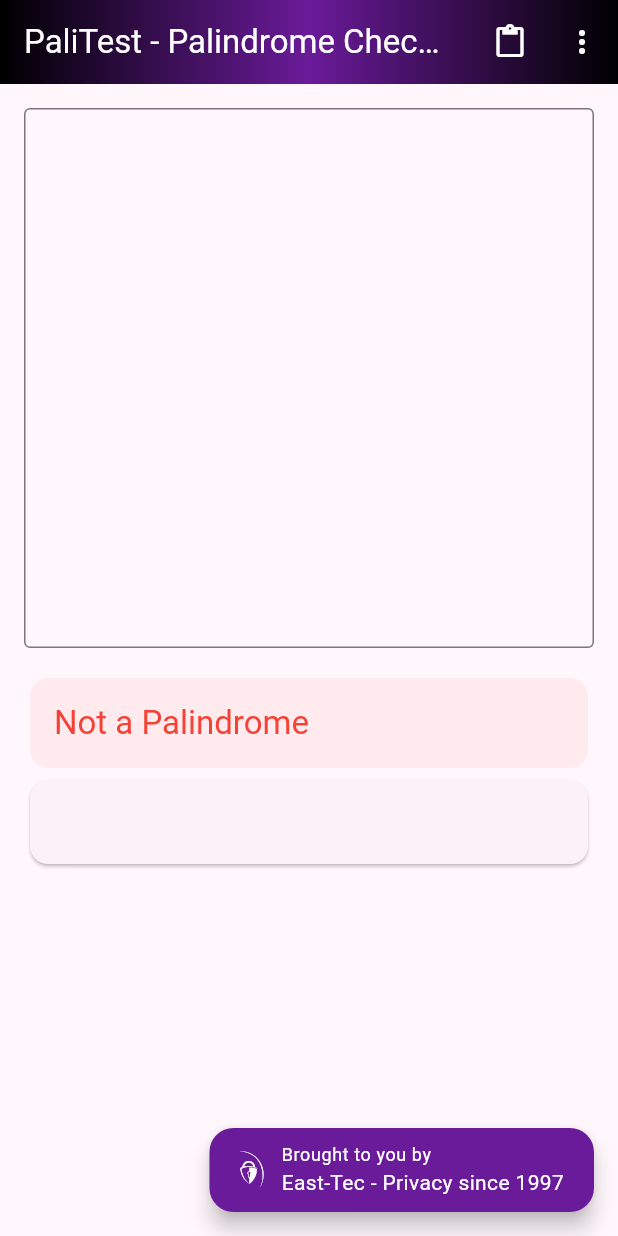
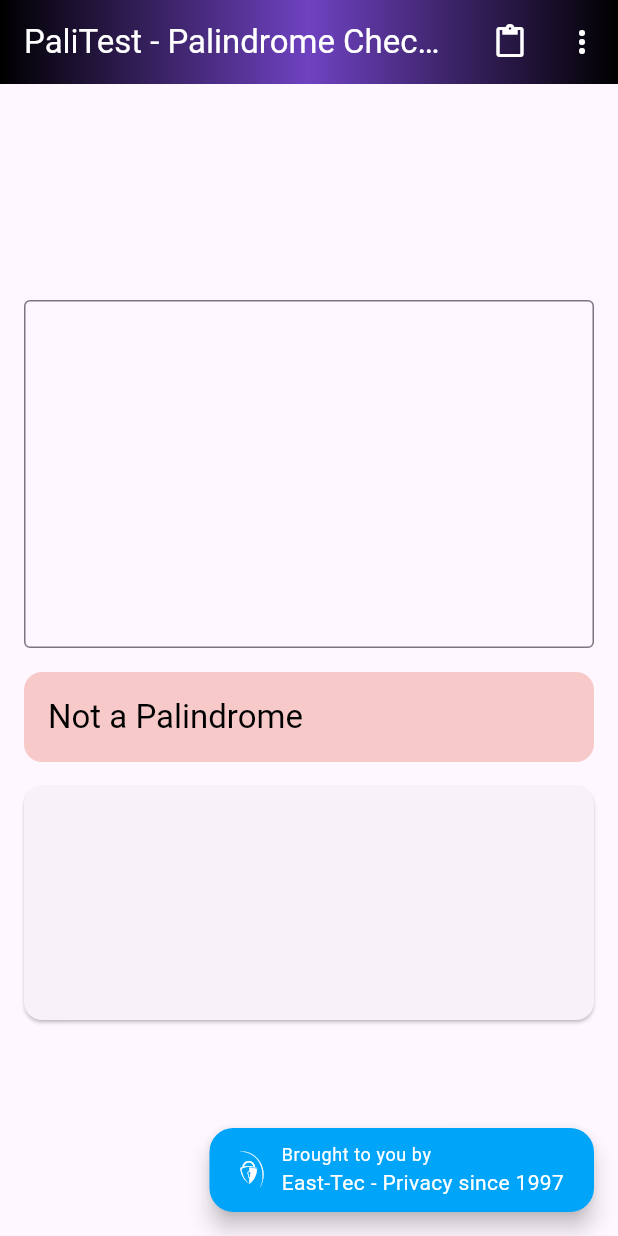
Before and after one commit to Appliberated/palitest, a Flutter app: the screen it shows after launch, on a phone screen of 412 x 824 dp. Run offline on Flutter 3.47's test engine with Material 3 defaults, Android fonts, the light colour scheme and no system bars; missing offline and left inert: dart:html.

Commit message:
Improve main page UI

```diff
--- a/lib/common/theme.dart
+++ b/lib/common/theme.dart
@@ -2,8 +2,11 @@ import 'package:flutter/material.dart';
 
 // A nice unique shade of purple that should evoke a sense of reflection or mirroring and symbolize
 // palindromes
-const Color _accentColor = Color(0xFF6A1B9A);
+// const Color _accentColor = Color(0xFF6A1B9A);
+const Color _accentColor = Color(0xFF6F42C1);
 
+const Color redResultColor = Color(0xFFF7CAC9);
+const Color greenResultColor = Color(0xFF9BEECF);
 const Color sponsorBackgroundColor = Color(0xFF00A4F9);
 
 ThemeData appTheme(Brightness brightness) {
--- a/lib/ui/palindrome_checker_screen.dart
+++ b/lib/ui/palindrome_checker_screen.dart
@@ -89,8 +89,16 @@ class _PalindromeCheckerScreenState extends State<PalindromeCheckerScreen> {
         ignoreSpacing: SettingsProvider().ignoreSpacing,
         ignoreNonAlphanumeric: SettingsProvider().ignoreNonAlphanumeric,
       ),
-      body: Padding(
+      body: Container(
+        alignment: Alignment.center,
         padding: const EdgeInsets.all(16.0),
+        child: ConstrainedBox(
+          // constrain maximum width like a responsive CSS container
+          constraints: BoxConstraints(
+            maxWidth: 1024.0,
+            maxHeight: isLandscape ? 320.0 : 480.0,
+          ),
+
           child: Flex(
             direction: isLandscape ? Axis.horizontal : Axis.vertical,
             children: [
@@ -110,6 +118,7 @@ class _PalindromeCheckerScreenState extends State<PalindromeCheckerScreen> {
                 ),
               ),
             ],
+          ),
         ),
       ),
       // floatingActionButton: const SponsorBadge(),
--- a/lib/ui/palindrome_status.dart
+++ b/lib/ui/palindrome_status.dart
@@ -4,6 +4,8 @@
 import 'package:flutter/material.dart';
 
 import '../common/strings.dart' as strings;
+import '../common/theme.dart';
+import '../utils/color_utils.dart' as color_utils;
 
 class PalindromeStatus extends StatelessWidget {
   const PalindromeStatus({
@@ -20,27 +22,34 @@ class PalindromeStatus extends StatelessWidget {
 
   @override
   Widget build(BuildContext context) {
+    final Color resultBackgroundColor = isPalindrome ? greenResultColor : redResultColor;
+    final Color resultTextColor = color_utils.getContrastColor(resultBackgroundColor);
+
     return Column(
+      mainAxisAlignment: MainAxisAlignment.center,
       crossAxisAlignment: CrossAxisAlignment.stretch,
       children: <Widget>[
         Card.filled(
-          color: isPalindrome ? Colors.green.shade50 : Colors.red.shade50,
+          color: resultBackgroundColor,
+          margin: EdgeInsets.zero,
           child: Padding(
             padding: const EdgeInsets.all(16.0),
             child: Text(
               isPalindrome ? strings.isPalindromeText : strings.notPalindromeText,
-              style: Theme.of(context).textTheme.titleLarge?.copyWith(
-                    color: isPalindrome ? Colors.green : Colors.red,
-                  ),
+              style: Theme.of(context).textTheme.titleLarge?.copyWith(color: resultTextColor),
             ),
           ),
         ),
-        Card(
-          child: Padding(
-            padding: const EdgeInsets.all(16.0),
-            child: Text(
-              normalizedText,
-              style: Theme.of(context).textTheme.bodyLarge,
+        const SizedBox(height: 16.0),
+        Expanded(
+          child: Card(
+            margin: EdgeInsets.zero,
+            child: Padding(
+              padding: const EdgeInsets.all(16.0),
+              child: Text(
+                normalizedText,
+                style: Theme.of(context).textTheme.bodyLarge,
+              ),
             ),
           ),
         ),
--- a/lib/ui/palindrome_text_field.dart
+++ b/lib/ui/palindrome_text_field.dart
@@ -24,6 +24,7 @@ class PalindromeTextField extends StatelessWidget {
           ),
         ),
       ),
+      textAlignVertical: TextAlignVertical.top,
       expands: true,
       maxLines: null,
       controller: controller,
--- a/lib/ui/sponsor_badge.dart
+++ b/lib/ui/sponsor_badge.dart
@@ -5,10 +5,10 @@ import 'package:flutter/material.dart';
 
 import '../common/custom_icons.dart' as custom_icons;
 import '../common/strings.dart' as strings;
+import '../common/theme.dart';
+import '../utils/color_utils.dart' as color_utils;
 
-/// A badge that displays the East-Tec logo and the "Brought to you by" texts.
-///
-/// The badge is clickable and opens the East-Tec website in the default browser.
+/// A clickable badge that displays the East-Tec logo and the "Brought to you by" texts.
 class SponsorBadge extends StatelessWidget {
   /// Creates a new [SponsorBadge].
   const SponsorBadge({
@@ -16,24 +16,20 @@ class SponsorBadge extends StatelessWidget {
     this.onPressed,
   });
 
+  /// The callback that is called when the badge is clicked.
   final void Function()? onPressed;
-
-  // /// Opens the East-Tec website in the default browser.
-  // void _onTap(BuildContext context) {
-  //   // utils.launchUrlExternal(context, app_urls.eastTecBadgeUrl);
-  // }
 
   @override
   Widget build(BuildContext context) {
-    final Color backgroundColor = Theme.of(context).colorScheme.primary;
-    final Color foregroundColor = Theme.of(context).colorScheme.onPrimary;
+    const Color backgroundColor = sponsorBackgroundColor;
+    final Color foregroundColor = color_utils.getContrastColor(backgroundColor);
 
     return FloatingActionButton.extended(
+      backgroundColor: backgroundColor,
       icon: Icon(
         custom_icons.eastTecLogoMark,
         color: foregroundColor,
       ),
-      // label: const Text(strings.broughtToYouByWide),
       label: Column(
         crossAxisAlignment: CrossAxisAlignment.start,
         children: <Widget>[
@@ -49,43 +45,5 @@ class SponsorBadge extends StatelessWidget {
       ),
       onPressed: onPressed,
     );
-
-    // // The badge can be (and should be) clickable.
-    // return InkWell(
-    //   onTap: () => _onTap(context),
-    //   child: Ink(
-    //     // Padding and background color
-    //     padding: EdgeInsets.symmetric(horizontal: isWide ? 20 : 12, vertical: 12),
-    //     color: backgroundColor,
-    //     child: Row(
-    //       mainAxisSize: MainAxisSize.min,
-    //       children: <Widget>[
-    //         // The East-Tec logomark
-    //         Icon(
-    //           custom_icons.eastTecLogoMark,
-    //           color: foregroundColor,
-    //           size: 32.0,
-    //         ),
-
-    //         const SizedBox(width: 8),
-
-    //         // The "Brought to you by" texts
-    //         Column(
-    //           crossAxisAlignment: CrossAxisAlignment.start,
-    //           children: <Widget>[
-    //             Text(
-    //               isWide ? strings.broughtToYouByWide : strings.broughtToYouBy,
-    //               style: Theme.of(context).textTheme.bodySmall!.copyWith(color: foregroundColor),
-    //             ),
-    //             Text(
-    //               isWide ? strings.eastTecWide : strings.eastTec,
-    //               style: Theme.of(context).textTheme.bodyMedium!.copyWith(color: foregroundColor),
-    //             ),
-    //           ],
-    //         ),
-    //       ],
-    //     ),
-    //   ),
-    // );
   }
 }
--- /dev/null
+++ b/lib/utils/color_utils.dart
@@ -0,0 +1,8 @@
+import 'package:flutter/material.dart';
+
+/// Returns a contrasting color based on the luminance of the given color.
+Color getContrastColor(Color color) {
+  return ThemeData.estimateBrightnessForColor(color) == Brightness.light
+      ? Colors.black
+      : Colors.white;
+}
```
Lines whose indentation alone changed are shown as unchanged.
